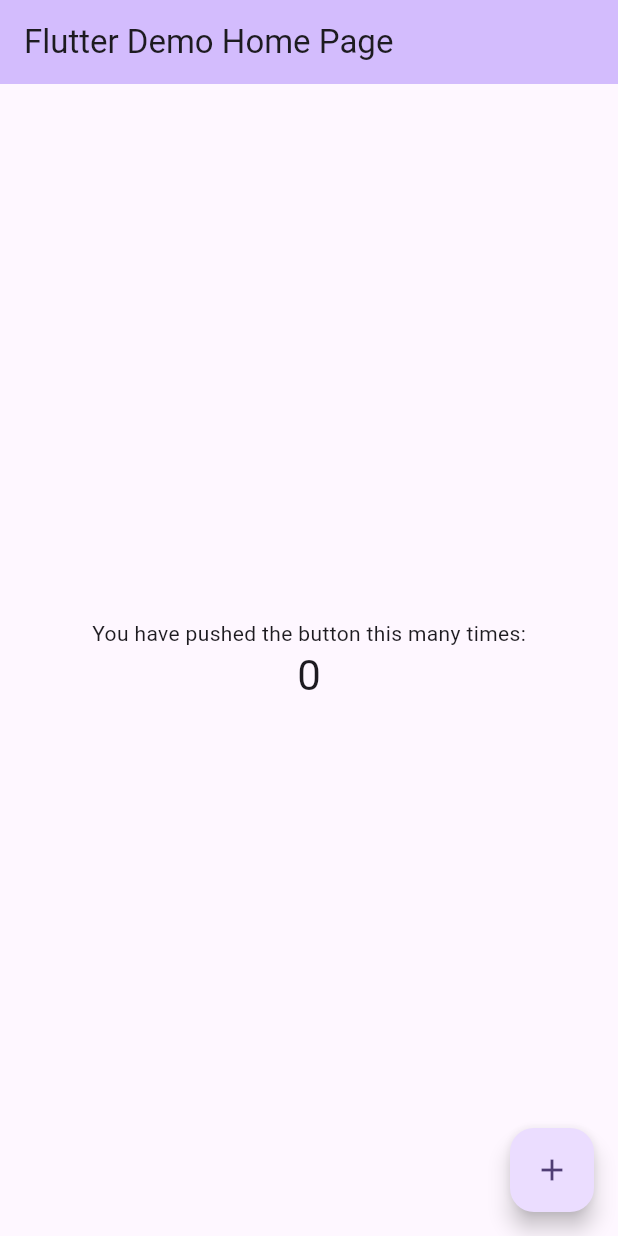
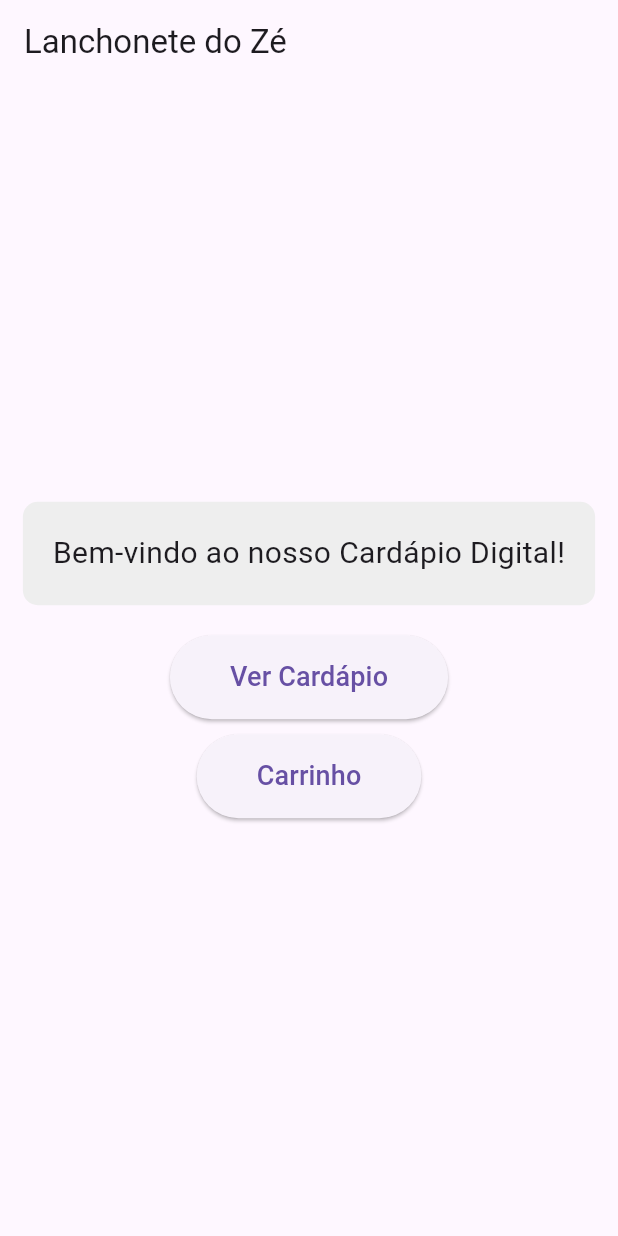
Before and after one commit to rafaelhgreco/Cardapio, a Flutter app: the screen it shows after launch, on a phone screen of 412 x 824 dp. Run offline on Flutter 3.47's test engine with Material 3 defaults, Android fonts, the phone set to English and light mode, and no system bars.

Commit message:
primeiras páginas

```diff
--- a/lib/main.dart
+++ b/lib/main.dart
@@ -1,4 +1,5 @@
 import 'package:flutter/material.dart';
+import 'pages/home_page.dart';
 
 void main() {
   runApp(const MyApp());
@@ -7,119 +8,29 @@
 class MyApp extends StatelessWidget {
   const MyApp({super.key});
 
-  // This widget is the root of your application.
   @override
   Widget build(BuildContext context) {
     return MaterialApp(
-      title: 'Flutter Demo',
+      title: 'Menu App',
       theme: ThemeData(
-        // This is the theme of your application.
-        //
-        // TRY THIS: Try running your application with "flutter run". You'll see
-        // the application has a purple toolbar. Then, without quitting the app,
-        // try changing the seedColor in the colorScheme below to Colors.green
-        // and then invoke "hot reload" (save your changes or press the "hot
-        // reload" button in a Flutter-supported IDE, or press "r" if you used
-        // the command line to start the app).
-        //
-        // Notice that the counter didn't reset back to zero; the application
-        // state is not lost during the reload. To reset the state, use hot
-        // restart instead.
-        //
-        // This works for code too, not just values: Most code changes can be
-        // tested with just a hot reload.
-        colorScheme: ColorScheme.fromSeed(seedColor: Colors.deepPurple),
-        useMaterial3: true,
+        primarySwatch: Colors.blue,
       ),
-      home: const MyHomePage(title: 'Flutter Demo Home Page'),
+      home: const HomePage(),
     );
   }
 }
 
-class MyHomePage extends StatefulWidget {
-  const MyHomePage({super.key, required this.title});
+// models/product.dart
+class Product {
+  final String id;
+  final String name;
+  final double price;
+  final String description;
 
-  // This widget is the home page of your application. It is stateful, meaning
-  // that it has a State object (defined below) that contains fields that affect
-  // how it looks.
-
-  // This class is the configuration for the state. It holds the values (in this
-  // case the title) provided by the parent (in this case the App widget) and
-  // used by the build method of the State. Fields in a Widget subclass are
-  // always marked "final".
-
-  final String title;
-
-  @override
-  State<MyHomePage> createState() => _MyHomePageState();
+  Product({
+    required this.id,
+    required this.name,
+    required this.price,
+    required this.description,
+  });
 }
-
-class _MyHomePageState extends State<MyHomePage> {
-  int _counter = 0;
-
-  void _incrementCounter() {
-    setState(() {
-      // This call to setState tells the Flutter framework that something has
-      // changed in this State, which causes it to rerun the build method below
-      // so that the display can reflect the updated values. If we changed
-      // _counter without calling setState(), then the build method would not be
-      // called again, and so nothing would appear to happen.
-      _counter++;
-    });
-  }
-
-  @override
-  Widget build(BuildContext context) {
-    // This method is rerun every time setState is called, for instance as done
-    // by the _incrementCounter method above.
-    //
-    // The Flutter framework has been optimized to make rerunning build methods
-    // fast, so that you can just rebuild anything that needs updating rather
-    // than having to individually change instances of widgets.
-    return Scaffold(
-      appBar: AppBar(
-        // TRY THIS: Try changing the color here to a specific color (to
-        // Colors.amber, perhaps?) and trigger a hot reload to see the AppBar
-        // change color while the other colors stay the same.
-        backgroundColor: Theme.of(context).colorScheme.inversePrimary,
-        // Here we take the value from the MyHomePage object that was created by
-        // the App.build method, and use it to set our appbar title.
-        title: Text(widget.title),
-      ),
-      body: Center(
-        // Center is a layout widget. It takes a single child and positions it
-        // in the middle of the parent.
-        child: Column(
-          // Column is also a layout widget. It takes a list of children and
-          // arranges them vertically. By default, it sizes itself to fit its
-          // children horizontally, and tries to be as tall as its parent.
-          //
-          // Column has various properties to control how it sizes itself and
-          // how it positions its children. Here we use mainAxisAlignment to
-          // center the children vertically; the main axis here is the vertical
-          // axis because Columns are vertical (the cross axis would be
-          // horizontal).
-          //
-          // TRY THIS: Invoke "debug painting" (choose the "Toggle Debug Paint"
-          // action in the IDE, or press "p" in the console), to see the
-          // wireframe for each widget.
-          mainAxisAlignment: MainAxisAlignment.center,
-          children: <Widget>[
-            const Text(
-              'You have pushed the button this many times:',
-            ),
-            Text(
-              '$_counter',
-              style: Theme.of(context).textTheme.headlineMedium,
-            ),
-          ],
-        ),
-      ),
-      floatingActionButton: FloatingActionButton(
-        onPressed: _incrementCounter,
-        tooltip: 'Increment',
-        child: const Icon(Icons.add),
-      ), // This trailing comma makes auto-formatting nicer for build methods.
-    );
-  }
-}
--- /dev/null
+++ b/lib/pages/home_page.dart
@@ -0,0 +1,60 @@
+import 'package:flutter/material.dart';
+import '../widgets/custom_button.dart';
+import 'cart_page.dart';
+import 'menu_page.dart';
+
+class HomePage extends StatefulWidget {
+  const HomePage({super.key});
+
+  @override
+  State<HomePage> createState() => _HomePageState();
+}
+
+class _HomePageState extends State<HomePage> {
+  @override
+  Widget build(BuildContext context) {
+    return Scaffold(
+      appBar: AppBar(
+        title: const Text('Lanchonete do Zé'),
+      ),
+      body: Center(
+        child: Column(
+          mainAxisAlignment: MainAxisAlignment.center,
+          children: [
+            Container(
+              padding: const EdgeInsets.all(20),
+              decoration: BoxDecoration(
+                color: Colors.grey[200],
+                borderRadius: BorderRadius.circular(10),
+              ),
+              child: const Text(
+                'Bem-vindo ao nosso Cardápio Digital!',
+                style: TextStyle(fontSize: 20),
+              ),
+            ),
+            const SizedBox(height: 20),
+            CustomButton(
+              text: 'Ver Cardápio',
+              onPressed: () {
+                Navigator.push(
+                  context,
+                  MaterialPageRoute(builder: (context) => const MenuPage()),
+                );
+              },
+            ),
+            const SizedBox(height: 10),
+            CustomButton(
+              text: 'Carrinho',
+              onPressed: () {
+                Navigator.push(
+                  context,
+                  MaterialPageRoute(builder: (context) => const CartPage()),
+                );
+              },
+            ),
+          ],
+        ),
+      ),
+    );
+  }
+}
--- /dev/null
+++ b/lib/widgets/custom_button.dart
@@ -0,0 +1,29 @@
+import 'package:flutter/material.dart';
+
+class CustomButton extends StatelessWidget {
+  final String text;
+  final VoidCallback onPressed;
+
+  const CustomButton({
+    super.key,
+    required this.text,
+    required this.onPressed,
+  });
+
+  @override
+  Widget build(BuildContext context) {
+    return ElevatedButton(
+      style: ElevatedButton.styleFrom(
+        padding: const EdgeInsets.symmetric(
+          horizontal: 40,
+          vertical: 15,
+        ),
+      ),
+      onPressed: onPressed,
+      child: Text(
+        text,
+        style: const TextStyle(fontSize: 18),
+      ),
+    );
+  }
+}
```
Also changed, not shown: lib/models/cart_item.dart (added, +13 -0 lines), lib/models/product.dart (added, +15 -0 lines), lib/pages/cart_page.dart (added, +104 -0 lines), lib/pages/menu_page.dart (added, +68 -0 lines), lib/widgets/cart_item_card.dart (added, +66 -0 lines), lib/widgets/product_card.dart (added, +61 -0 lines).
